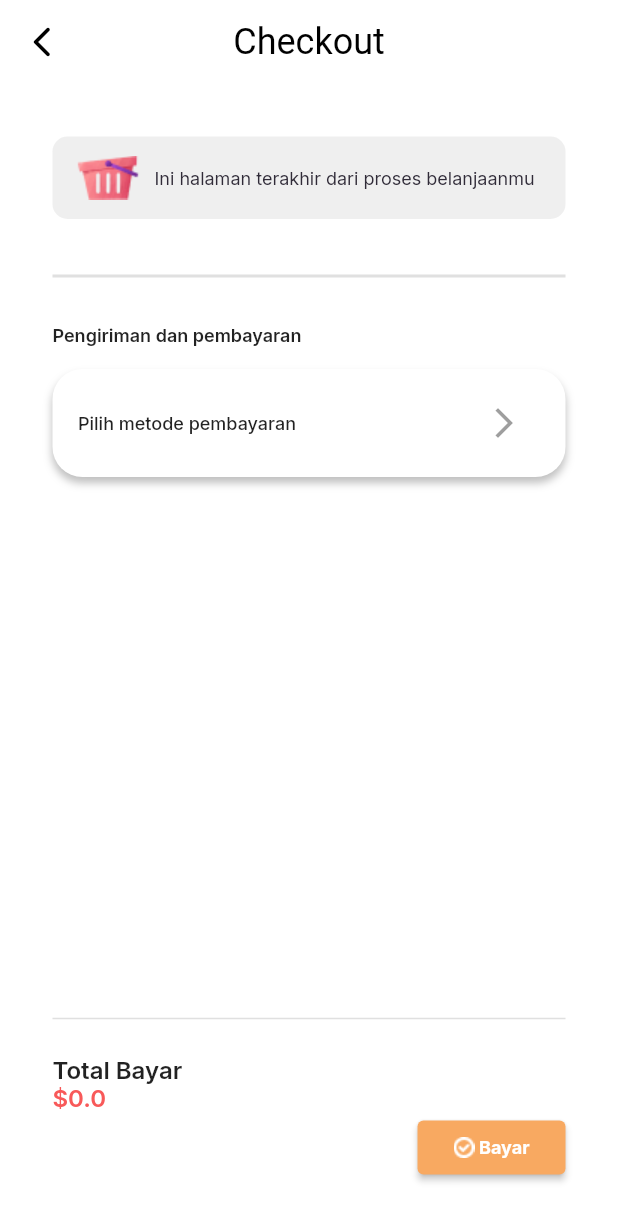
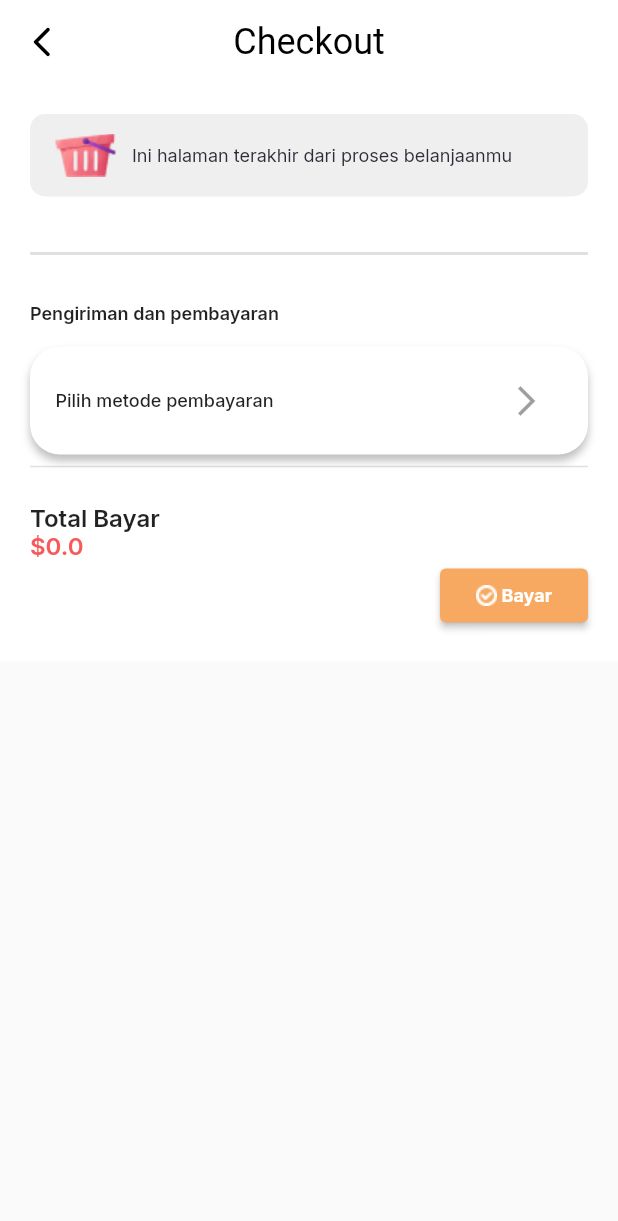
Before and after one commit to ramdhanrizkij/flutter_ecommerce, a Flutter app: the CheckoutPage screen opened by its route, on a phone screen of 412 x 824 dp. Shown: the top 1221 px of the screen. Run offline on Flutter 3.47's test engine with Material 2 defaults, Android fonts, the phone set to English and light mode, and no system bars; our stand-ins replace google_fonts.

Commit message:
Fixing Overflow width

```diff
--- a/lib/view/cart/cart.dart
+++ b/lib/view/cart/cart.dart
@@ -42,7 +42,9 @@ class CartPage extends StatelessWidget {
             SizedBox(
               width: 15,
             ),
-            Column(
+            Container(
+              width: 90,
+              child: Column(
                 mainAxisAlignment: MainAxisAlignment.start,
                 crossAxisAlignment: CrossAxisAlignment.start,
                 children: [
@@ -61,6 +63,7 @@ class CartPage extends StatelessWidget {
                     // Text('Rp.65.000', style: MyStyle.productPriceDiscount)
                   ])
                 ],
+              ),
             ),
             Expanded(
                 child: Column(
--- a/lib/view/checkout/checkout.dart
+++ b/lib/view/checkout/checkout.dart
@@ -51,7 +51,9 @@ class _CheckoutPageState extends State<CheckoutPage> {
             SizedBox(
               width: 15,
             ),
-            Column(
+            Container(
+              width: 90,
+              child: Column(
                 mainAxisAlignment: MainAxisAlignment.start,
                 crossAxisAlignment: CrossAxisAlignment.start,
                 children: [
@@ -70,6 +72,7 @@ class _CheckoutPageState extends State<CheckoutPage> {
                     // Text('Rp.65.000', style: MyStyle.productPriceDiscount)
                   ])
                 ],
+              ),
             ),
             Expanded(
                 child: Column(
@@ -138,9 +141,11 @@ class _CheckoutPageState extends State<CheckoutPage> {
             style: MyStyle.pageTitle.copyWith(color: Colors.black),
           ),
         ),
-        body: Container(
+        body: SafeArea(
+          child: SingleChildScrollView(
+            child: Container(
               color: MyColors.white,
-          padding: const EdgeInsets.all(35),
+              padding: const EdgeInsets.all(20),
               child: Column(
                 mainAxisAlignment: MainAxisAlignment.spaceBetween,
                 children: [
@@ -171,7 +176,6 @@ class _CheckoutPageState extends State<CheckoutPage> {
                         child: ListView(
                           physics: NeverScrollableScrollPhysics(),
                           shrinkWrap: true,
-                      padding: EdgeInsets.symmetric(horizontal: 20),
                           children: cartProvider.carts
                               .map((cart) => cartCard(cart))
                               .toList(),
@@ -198,7 +202,8 @@ class _CheckoutPageState extends State<CheckoutPage> {
                                 height: 200,
                                 width: double.infinity,
                                 child: Column(
-                                crossAxisAlignment: CrossAxisAlignment.start,
+                                    crossAxisAlignment:
+                                        CrossAxisAlignment.start,
                                     children: [
                                       Text(
                                         "Metode Pembayaran",
@@ -237,7 +242,8 @@ class _CheckoutPageState extends State<CheckoutPage> {
                               ),
                               actions: [
                                 TextButton(
-                              onPressed: () => Navigator.pop(context, 'Cancel'),
+                                  onPressed: () =>
+                                      Navigator.pop(context, 'Cancel'),
                                   child: const Text('Cancel'),
                                 ),
                               ],
@@ -305,8 +311,8 @@ class _CheckoutPageState extends State<CheckoutPage> {
                                           color: const Color(0xFFF85959))),
                                   Text(
                                     cartProvider.totalPrice().toString(),
-                                style: MyStyle.productTitle
-                                    .copyWith(color: const Color(0xFFF85959)),
+                                    style: MyStyle.productTitle.copyWith(
+                                        color: const Color(0xFFF85959)),
                                   )
                                 ],
                               ),
@@ -355,6 +361,8 @@ class _CheckoutPageState extends State<CheckoutPage> {
                   ),
                 ],
               ),
+            ),
+          ),
         ));
   }
 }
```
Lines whose indentation alone changed are shown as unchanged.
